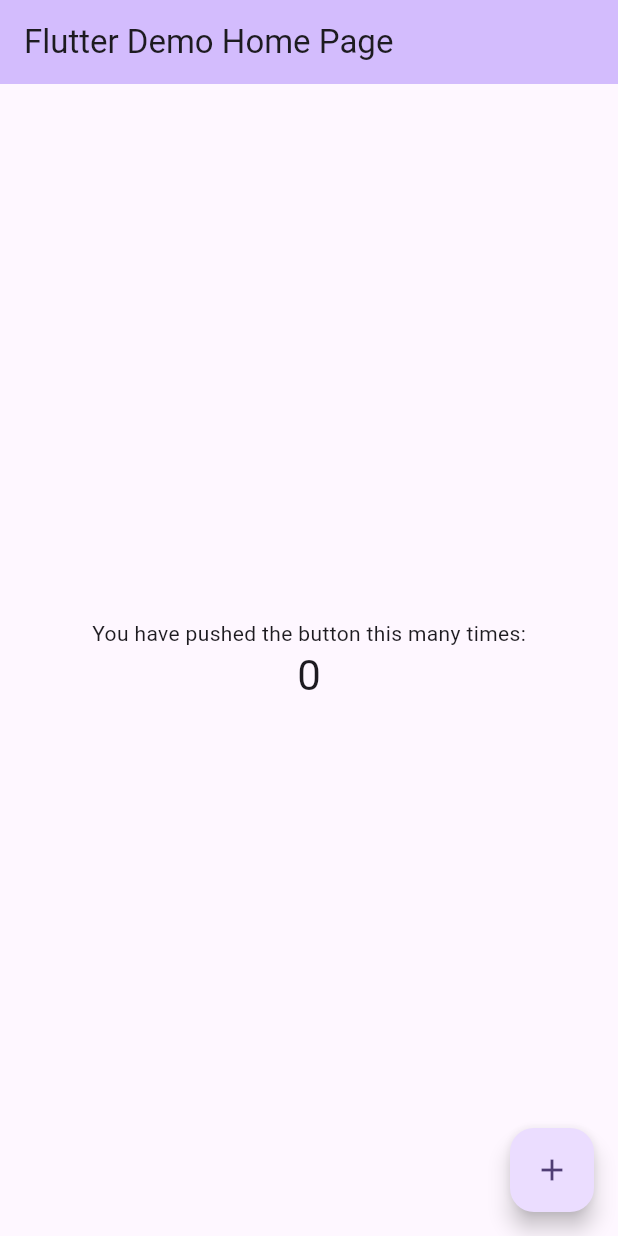
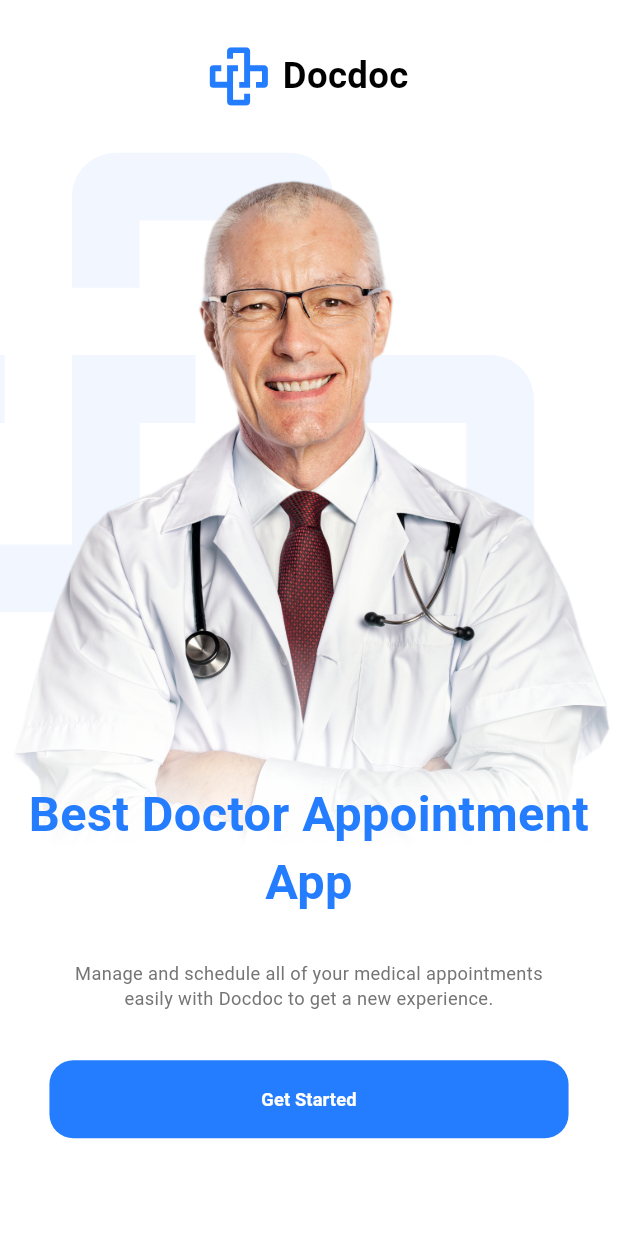
Before and after one commit to ahmedkamel237/Docdoc, a Flutter app: the screen it shows after launch, on a phone screen of 412 x 824 dp. Run offline on Flutter 3.47's test engine with Material 3 defaults, Android fonts, the phone set to English and light mode, and no system bars; our stand-ins replace flutter_screenutil, flutter_svg.

Commit message:
add base and create onboarding_screen

```diff
--- /dev/null
+++ b/lib/core/helpers/extentions.dart
@@ -0,0 +1,20 @@
+import 'package:flutter/cupertino.dart';
+
+extension Navigation on BuildContext {
+  Future<dynamic> pushNamed(String routeName, {Object? arguments}) {
+    return Navigator.of(this).pushNamed(routeName, arguments: arguments);
+  }
+
+  Future<dynamic> pushReplacementNamed(String routeName, {Object? arguments}) {
+    return Navigator.of(this)
+        .pushReplacementNamed(routeName, arguments: arguments);
+  }
+
+  Future<dynamic> pushNamedAndRemoveUntil(String routeName,
+      {required RoutePredicate predicate, Object? arguments}) {
+    return Navigator.of(this)
+        .pushNamedAndRemoveUntil(routeName, predicate, arguments: arguments);
+  }
+
+  void pop() => Navigator.of(this).pop();
+}
--- /dev/null
+++ b/lib/core/routing/app_router.dart
@@ -0,0 +1,25 @@
+import 'package:doctor/core/routing/routs.dart';
+import 'package:doctor/features/authintication/login/login_screen.dart';
+import 'package:doctor/features/onboarding/onboarding_screen.dart';
+import 'package:flutter/material.dart';
+
+class AppRouter {
+  Route generateRoute(RouteSettings settings) {
+    switch (settings.name) {
+      case Routes.onBoarding:
+        return MaterialPageRoute(
+          builder: (_) => const OnBoardingScreen(),
+        );
+      case Routes.loginScreen:
+        return MaterialPageRoute(
+          builder: (_) => const LoginScreen(),
+        );
+      default:
+        return MaterialPageRoute(
+          builder: (_) => Scaffold(
+            body: Center(child: Text("No route defined for ${settings.name}")),
+          ),
+        );
+    }
+  }
+}
--- /dev/null
+++ b/lib/core/routing/routs.dart
@@ -0,0 +1,4 @@
+class Routes {
+  static const String onBoarding = "/onBoarding";
+  static const String loginScreen = "/loginScreen";
+}
--- /dev/null
+++ b/lib/core/theme/app_text_style.dart
@@ -0,0 +1,29 @@
+import 'package:doctor/core/theme/color.dart';
+import 'package:flutter/material.dart';
+import 'package:flutter_screenutil/flutter_screenutil.dart';
+
+class AppTextStyle {
+  static TextStyle font24black700wight = TextStyle(
+    fontSize: 24.sp,
+    fontWeight: FontWeight.w700,
+    color: Colors.black,
+  );
+
+
+  static TextStyle font32blueBold = TextStyle(
+    fontSize: 32.sp,
+    fontWeight: FontWeight.w700,
+    color: AppColor.p100,
+  );
+
+  static TextStyle font13grayRegular = TextStyle(
+    fontSize: 12.sp,
+    fontWeight: FontWeight.normal,
+    color: AppColor.gray70,
+  );
+  static TextStyle font16graySemiBold = TextStyle(
+    fontSize: 12.sp,
+    fontWeight: FontWeight.w600,
+    color: AppColor.white,
+  );
+}
--- /dev/null
+++ b/lib/core/theme/color.dart
@@ -0,0 +1,24 @@
+import 'package:flutter/material.dart';
+
+class AppColor {
+  AppColor._();
+
+  static Color white = const Color(0xFFFFFFFF);
+  static Color gray20 = const Color(0xFFF5F5F5);
+  static Color gray30 = const Color(0xFFEDEDED);
+  static Color gray40 = const Color(0xFFE0E0E0);
+  static Color gray50 = const Color(0xFFC2C2C2);
+  static Color gray60 = const Color(0xFF9E9E9E);
+  static Color gray70 = const Color(0xFF757575);
+  static Color backGroundGray7A = const Color(0xFF7A7A7A);
+  static Color gray80 = const Color(0xFF616161);
+  static Color gray90 = const Color(0xFF404040);
+  static Color gray100 = const Color(0xFF242424);
+  static Color backGroundBlack16 = const Color(0xFF161616);
+  static Color p20 = const Color(0xFFEAF2FF);
+  static Color p40 = const Color(0xFFD3E5FF);
+  static Color surface = const Color(0xFFA7CBFF);
+  static Color p60 = const Color(0xFF7CB0FF);
+  static Color p80 = const Color(0xFF5096FF);
+  static Color p100 = const Color(0xFF247CFF);
+}
--- /dev/null
+++ b/lib/core/widgets/app_buttons.dart
@@ -0,0 +1,49 @@
+import 'package:doctor/core/theme/app_text_style.dart';
+import 'package:doctor/core/theme/color.dart';
+import 'package:flutter/material.dart';
+
+class AppButtons extends StatelessWidget {
+  final String title;
+  final VoidCallback onTap;
+
+  const AppButtons({super.key, required this.title, required this.onTap});
+
+  @override
+  Widget build(BuildContext context) {
+    return TextButton(
+      style: ButtonStyle(
+        tapTargetSize: MaterialTapTargetSize.shrinkWrap,
+        minimumSize: MaterialStateProperty.all(
+          const Size(
+            double.infinity,
+            52,
+          ),
+        ),
+        shape: MaterialStateProperty.all(
+          RoundedRectangleBorder(
+            borderRadius: BorderRadius.circular(
+              16,
+            ),
+          ),
+        ),
+        backgroundColor: MaterialStatePropertyAll(
+          AppColor.p100,
+        ),
+      ),
+      onPressed: onTap,
+      child: Text(
+        title,
+        textAlign: TextAlign.center,
+        style: AppTextStyle.font16graySemiBold,
+      ),
+    );
+  }
+
+  static AppButtons primary(
+      {required String title, required VoidCallback onTap}) {
+    return AppButtons(
+      onTap: onTap,
+      title: title,
+    );
+  }
+}
--- /dev/null
+++ b/lib/doc_app.dart
@@ -0,0 +1,29 @@
+import 'package:doctor/core/routing/app_router.dart';
+import 'package:doctor/core/routing/routs.dart';
+import 'package:doctor/core/theme/color.dart';
+import 'package:flutter/material.dart';
+import 'package:flutter_screenutil/flutter_screenutil.dart';
+
+class DocApp extends StatelessWidget {
+  final AppRouter appRouter;
+
+  const DocApp({super.key, required this.appRouter});
+
+  @override
+  Widget build(BuildContext context) {
+    return ScreenUtilInit(
+      minTextAdapt: true,
+      designSize: const Size(375, 812),
+      child: MaterialApp(
+        title: "Doc App",
+        initialRoute: Routes.onBoarding,
+        theme: ThemeData(
+          primaryColor: AppColor.p100,
+          scaffoldBackgroundColor: AppColor.white,
+        ),
+        debugShowCheckedModeBanner: false,
+        onGenerateRoute: appRouter.generateRoute,
+      ),
+    );
+  }
+}
--- /dev/null
+++ b/lib/features/authintication/login/login_screen.dart
@@ -0,0 +1,17 @@
+import 'package:flutter/material.dart';
+
+class LoginScreen extends StatefulWidget {
+  const LoginScreen({super.key});
+
+  @override
+  State<LoginScreen> createState() => _LoginScreenState();
+}
+
+class _LoginScreenState extends State<LoginScreen> {
+  @override
+  Widget build(BuildContext context) {
+    return const Scaffold(
+      body: Center(child: Text("LoginScreen")),
+    );
+  }
+}
--- /dev/null
+++ b/lib/features/onboarding/onboarding_screen.dart
@@ -0,0 +1,58 @@
+import 'package:doctor/core/theme/app_text_style.dart';
+import 'package:doctor/core/widgets/app_buttons.dart';
+import 'package:doctor/features/onboarding/widgets/logo_and_name.dart';
+import 'package:doctor/features/onboarding/widgets/onboarding_image_with_text.dart';
+import 'package:flutter/material.dart';
+import 'package:flutter_screenutil/flutter_screenutil.dart';
+
+class OnBoardingScreen extends StatelessWidget {
+  const OnBoardingScreen({super.key});
+
+  @override
+  Widget build(BuildContext context) {
+    return Scaffold(
+      body: SingleChildScrollView(
+        child: SafeArea(
+          child: Padding(
+            padding: EdgeInsets.only(
+              top: 30.h,
+              bottom: 30.h,
+            ),
+            child: Column(
+              mainAxisAlignment: MainAxisAlignment.start,
+              crossAxisAlignment: CrossAxisAlignment.start,
+              children: [
+                const Center(
+                  child: LogoAndHomeHeader(),
+                ),
+                SizedBox(
+                  height: 30.h,
+                ),
+                const OnBoardingImageWithText(),
+                Padding(
+                  padding: EdgeInsets.symmetric(horizontal: 30.w),
+                  child: Column(
+                    children: [
+                      Text(
+                        "Manage and schedule all of your medical appointments easily with Docdoc to get a new experience.",
+                        style: AppTextStyle.font13grayRegular,
+                        textAlign: TextAlign.center,
+                      ),
+                      SizedBox(
+                        height: 32.h,
+                      ),
+                      AppButtons.primary(
+                        title: "Get Started",
+                        onTap: () {},
+                      ),
+                    ],
+                  ),
+                ),
+              ],
+            ),
+          ),
+        ),
+      ),
+    );
+  }
+}
--- /dev/null
+++ b/lib/features/onboarding/widgets/logo_and_name.dart
@@ -0,0 +1,29 @@
+import 'package:doctor/core/theme/app_text_style.dart';
+import 'package:doctor/generated/assets.dart';
+import 'package:flutter/material.dart';
+import 'package:flutter_screenutil/flutter_screenutil.dart';
+import 'package:flutter_svg/flutter_svg.dart';
+
+class LogoAndHomeHeader extends StatelessWidget {
+  const LogoAndHomeHeader({super.key});
+
+  @override
+  Widget build(BuildContext context) {
+    return Row(
+      mainAxisAlignment: MainAxisAlignment.center,
+      crossAxisAlignment: CrossAxisAlignment.center,
+      children: [
+        SvgPicture.asset(
+          Assets.imagesLogo,
+          width: 40,
+          height: 40,
+        ),
+        SizedBox(width: 8.w),
+        Text(
+          "Docdoc",
+          style: AppTextStyle.font24black700wight,
+        ),
+      ],
+    );
+  }
+}
--- /dev/null
+++ b/lib/features/onboarding/widgets/onboarding_image_with_text.dart
@@ -0,0 +1,45 @@
+import 'package:doctor/core/theme/app_text_style.dart';
+import 'package:doctor/generated/assets.dart';
+import 'package:flutter/material.dart';
+import 'package:flutter_svg/flutter_svg.dart';
+
+class OnBoardingImageWithText extends StatelessWidget {
+  const OnBoardingImageWithText({super.key});
+
+  @override
+  Widget build(BuildContext context) {
+    return Stack(
+      children: [
+        SvgPicture.asset(
+          Assets.imagesLogoBackground,
+        ),
+        Container(
+          foregroundDecoration: BoxDecoration(
+            gradient: LinearGradient(
+              colors: [
+                Colors.white,
+                Colors.white.withOpacity(.0),
+              ],
+              begin: Alignment.bottomCenter,
+              end: Alignment.topCenter,
+              stops: const [.14, .4],
+            ),
+          ),
+          child: Image.asset(
+            Assets.imagesOnboarding,
+          ),
+        ),
+        Positioned(
+          bottom: 30,
+          left: 0,
+          right: 0,
+          child: Text(
+            "Best Doctor Appointment App",
+            textAlign: TextAlign.center,
+            style: AppTextStyle.font32blueBold.copyWith(height: 1.4),
+          ),
+        ),
+      ],
+    );
+  }
+}
--- a/lib/main.dart
+++ b/lib/main.dart
@@ -1,125 +1,11 @@
+import 'package:doctor/core/routing/app_router.dart';
+import 'package:doctor/doc_app.dart';
 import 'package:flutter/material.dart';
 
 void main() {
-  runApp(const MyApp());
+  runApp(
+    DocApp(
+      appRouter: AppRouter(),
+    ),
+  );
 }
-
-class MyApp extends StatelessWidget {
-  const MyApp({super.key});
-
-  // This widget is the root of your application.
-  @override
-  Widget build(BuildContext context) {
-    return MaterialApp(
-      title: 'Flutter Demo',
-      theme: ThemeData(
-        // This is the theme of your application.
-        //
-        // TRY THIS: Try running your application with "flutter run". You'll see
-        // the application has a purple toolbar. Then, without quitting the app,
-        // try changing the seedColor in the colorScheme below to Colors.green
-        // and then invoke "hot reload" (save your changes or press the "hot
-        // reload" button in a Flutter-supported IDE, or press "r" if you used
-        // the command line to start the app).
-        //
-        // Notice that the counter didn't reset back to zero; the application
-        // state is not lost during the reload. To reset the state, use hot
-        // restart instead.
-        //
-        // This works for code too, not just values: Most code changes can be
-        // tested with just a hot reload.
-        colorScheme: ColorScheme.fromSeed(seedColor: Colors.deepPurple),
-        useMaterial3: true,
-      ),
-      home: const MyHomePage(title: 'Flutter Demo Home Page'),
-    );
-  }
-}
-
-class MyHomePage extends StatefulWidget {
-  const MyHomePage({super.key, required this.title});
-
-  // This widget is the home page of your application. It is stateful, meaning
-  // that it has a State object (defined below) that contains fields that affect
-  // how it looks.
-
-  // This class is the configuration for the state. It holds the values (in this
-  // case the title) provided by the parent (in this case the App widget) and
-  // used by the build method of the State. Fields in a Widget subclass are
-  // always marked "final".
-
-  final String title;
-
-  @override
-  State<MyHomePage> createState() => _MyHomePageState();
-}
-
-class _MyHomePageState extends State<MyHomePage> {
-  int _counter = 0;
-
-  void _incrementCounter() {
-    setState(() {
-      // This call to setState tells the Flutter framework that something has
-      // changed in this State, which causes it to rerun the build method below
-      // so that the display can reflect the updated values. If we changed
-      // _counter without calling setState(), then the build method would not be
-      // called again, and so nothing would appear to happen.
-      _counter++;
-    });
-  }
-
-  @override
-  Widget build(BuildContext context) {
-    // This method is rerun every time setState is called, for instance as done
-    // by the _incrementCounter method above.
-    //
-    // The Flutter framework has been optimized to make rerunning build methods
-    // fast, so that you can just rebuild anything that needs updating rather
-    // than having to individually change instances of widgets.
-    return Scaffold(
-      appBar: AppBar(
-        // TRY THIS: Try changing the color here to a specific color (to
-        // Colors.amber, perhaps?) and trigger a hot reload to see the AppBar
-        // change color while the other colors stay the same.
-        backgroundColor: Theme.of(context).colorScheme.inversePrimary,
-        // Here we take the value from the MyHomePage object that was created by
-        // the App.build method, and use it to set our appbar title.
-        title: Text(widget.title),
-      ),
-      body: Center(
-        // Center is a layout widget. It takes a single child and positions it
-        // in the middle of the parent.
-        child: Column(
-          // Column is also a layout widget. It takes a list of children and
-          // arranges them vertically. By default, it sizes itself to fit its
-          // children horizontally, and tries to be as tall as its parent.
-          //
-          // Column has various properties to control how it sizes itself and
-          // how it positions its children. Here we use mainAxisAlignment to
-          // center the children vertically; the main axis here is the vertical
-          // axis because Columns are vertical (the cross axis would be
-          // horizontal).
-          //
-          // TRY THIS: Invoke "debug painting" (choose the "Toggle Debug Paint"
-          // action in the IDE, or press "p" in the console), to see the
-          // wireframe for each widget.
-          mainAxisAlignment: MainAxisAlignment.center,
-          children: <Widget>[
-            const Text(
-              'You have pushed the button this many times:',
-            ),
-            Text(
-              '$_counter',
-              style: Theme.of(context).textTheme.headlineMedium,
-            ),
-          ],
-        ),
-      ),
-      floatingActionButton: FloatingActionButton(
-        onPressed: _incrementCounter,
-        tooltip: 'Increment',
-        child: const Icon(Icons.add),
-      ), // This trailing comma makes auto-formatting nicer for build methods.
-    );
-  }
-}
```
Also changed, not shown: pubspec.yaml (+18 -53 lines), assets/images/logo.svg (added), assets/images/logo_background.svg (added), assets/images/onboarding.png (added), lib/generated/assets.dart (added), pubspec.lock, 10 other files.
